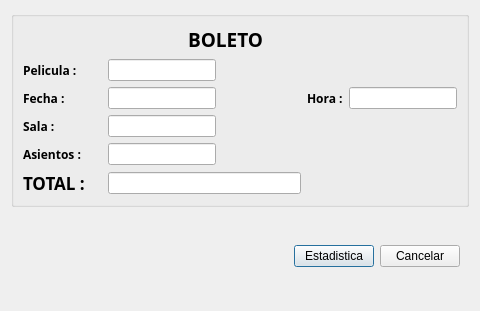
Qt form boleto.ui (DaniMena04/P60-Cine_Interfaz-) before a commit.
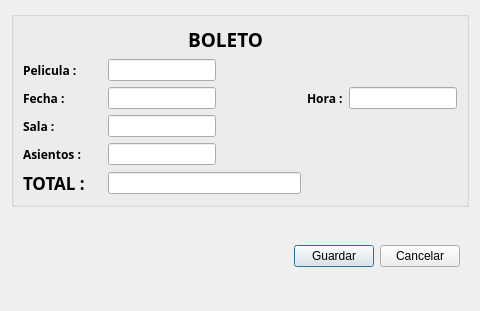
The same form after that commit.

Commit message: Boleto mejorado y Guardar datos para la factura

The edit to the form file:
```diff
--- a/boleto.ui
+++ b/boleto.ui
@@ -211,7 +211,7 @@
       <item>
        <widget class="QPushButton" name="btnAceptar">
         <property name="text">
-         <string>Estadistica</string>
+         <string>Guardar</string>
         </property>
        </widget>
       </item>
```
Left out of the diff: 2 changed lines with no effect on the pictures. The commit also changes 4 other files.
